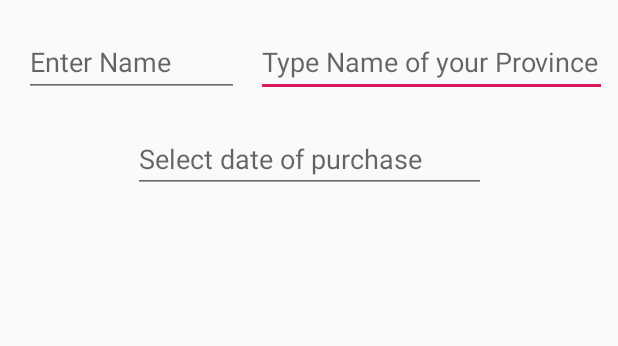
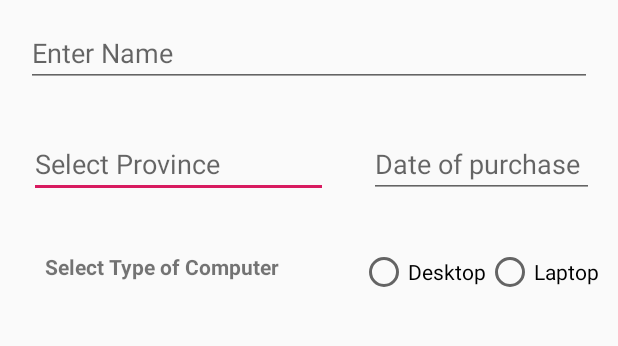
Before and after one commit to onlyrubal/TheShoppy, an Android app: the screen it shows after launch (MainActivity), on a phone screen of 412 x 824 dp, the part 158-504 px from its top. Run offline under Robolectric (Android 15) with nearby library versions, the phone set to English and light mode, and no system bars.

Commit message:
Setting the radio buttons

```diff
--- a/app/src/main/java/com/example/assignment1/MainActivity.java
+++ b/app/src/main/java/com/example/assignment1/MainActivity.java
@@ -10,6 +10,8 @@ import android.widget.ArrayAdapter;
 import android.widget.AutoCompleteTextView;
 import android.widget.DatePicker;
 import android.widget.EditText;
+import android.widget.RadioButton;
+import android.widget.Toast;
 
 import java.util.Calendar;
 
@@ -22,6 +24,7 @@ public class MainActivity extends AppCompatActivity {
 
     DatePickerDialog dobPicker;
     EditText editDate;
+    RadioButton rdDesk, rdLap;
 
     @Override
     protected void onCreate(Bundle savedInstanceState) {
@@ -59,6 +62,24 @@ public class MainActivity extends AppCompatActivity {
             }
         });
 
+        // Setting up the radio buttons for selecting the type of computer
+
+        rdDesk = (RadioButton)findViewById(R.id.rdDesktop);
+        rdLap = (RadioButton) findViewById(R.id.rdLaptop);
+
+    }
+
+    public void RdComputerClicked(View view){
+
+        String computerSelected = "Computer Selected";
+        if(rdLap.isChecked()) {
+            computerSelected = "Laptop";
+        }
+        if(rdDesk.isChecked()){
+            computerSelected = "Desktop";
+        }
+
+        Toast.makeText(getApplicationContext(), computerSelected, Toast.LENGTH_SHORT).show();
     }
 
 
--- a/app/src/main/res/layout/activity_main.xml
+++ b/app/src/main/res/layout/activity_main.xml
@@ -10,49 +10,89 @@
         android:id="@+id/txtAppTitle"
         android:layout_width="133dp"
         android:layout_height="33dp"
+        android:layout_marginTop="16dp"
         android:text="TheShoppy"
         android:textAlignment="center"
         android:textSize="24sp"
         android:textStyle="bold"
-        app:layout_constraintBottom_toBottomOf="parent"
-        app:layout_constraintLeft_toLeftOf="parent"
-        app:layout_constraintRight_toRightOf="parent"
-        app:layout_constraintTop_toTopOf="parent"
-        app:layout_constraintVertical_bias="0.022" />
+        app:layout_constraintEnd_toEndOf="parent"
+        app:layout_constraintStart_toStartOf="parent"
+        app:layout_constraintTop_toTopOf="parent" />
 
     <AutoCompleteTextView
         android:id="@+id/provinces_list"
-        android:layout_width="234dp"
-        android:layout_height="46dp"
-        android:layout_marginTop="68dp"
-        android:hint="Type Name of your Province"
-        app:layout_constraintEnd_toEndOf="parent"
-        app:layout_constraintHorizontal_bias="0.611"
-        app:layout_constraintStart_toEndOf="@+id/txtName"
-        app:layout_constraintTop_toTopOf="parent" />
+        android:layout_width="199dp"
+        android:layout_height="42dp"
+        android:layout_marginTop="32dp"
+        android:hint="Select Province"
+        app:layout_constraintEnd_toStartOf="@+id/date_of_purchase"
+        app:layout_constraintHorizontal_bias="0.413"
+        app:layout_constraintStart_toStartOf="parent"
+        app:layout_constraintTop_toBottomOf="@+id/txtName" />
 
     <EditText
         android:id="@+id/txtName"
-        android:layout_width="143dp"
-        android:layout_height="46dp"
-        android:layout_marginStart="16dp"
-        android:layout_marginTop="68dp"
+        android:layout_width="377dp"
+        android:layout_height="42dp"
+        android:layout_marginTop="16dp"
         android:ems="10"
         android:hint="Enter Name"
         android:inputType="textPersonName"
+        app:layout_constraintEnd_toEndOf="parent"
         app:layout_constraintStart_toStartOf="parent"
-        app:layout_constraintTop_toTopOf="parent" />
+        app:layout_constraintTop_toBottomOf="@+id/txtAppTitle" />
 
     <EditText
         android:id="@+id/date_of_purchase"
+        android:layout_width="150dp"
+        android:layout_height="42dp"
+        android:layout_marginTop="32dp"
+        android:layout_marginEnd="16dp"
         android:clickable="true"
-        android:layout_width="235dp"
-        android:layout_height="42dp"
-        android:layout_marginTop="22dp"
         android:ems="10"
-        android:hint="Select date of purchase"
+        android:hint="Date of purchase"
         android:inputType="date"
         app:layout_constraintEnd_toEndOf="parent"
+        app:layout_constraintTop_toBottomOf="@+id/txtName" />
+
+    <RadioGroup
+        android:id="@+id/rd_type_of_computer"
+        android:layout_width="wrap_content"
+        android:layout_height="wrap_content"
+        android:orientation="horizontal"
+        app:layout_constraintBottom_toBottomOf="parent"
+        app:layout_constraintEnd_toEndOf="parent"
+        app:layout_constraintHorizontal_bias="0.95"
+        app:layout_constraintStart_toStartOf="parent"
+        app:layout_constraintTop_toBottomOf="@+id/date_of_purchase"
+        app:layout_constraintVertical_bias="0.060000002">
+
+        <RadioButton
+            android:id="@+id/rdDesktop"
+            android:layout_width="wrap_content"
+            android:layout_height="match_parent"
+            android:onClick="RdComputerClicked"
+            android:text="Desktop" />
+
+        <RadioButton
+            android:id="@+id/rdLaptop"
+            android:layout_width="wrap_content"
+            android:layout_height="match_parent"
+            android:layout_weight="1"
+            android:onClick="RdComputerClicked"
+            android:text="Laptop" />
+    </RadioGroup>
+
+    <TextView
+        android:id="@+id/txtTypeOfComputer"
+        android:layout_width="178dp"
+        android:layout_height="24dp"
+        android:layout_marginTop="36dp"
+        android:text="Select Type of Computer"
+        android:textAlignment="center"
+        android:textStyle="bold"
+        app:layout_constraintEnd_toStartOf="@+id/rd_type_of_computer"
+        app:layout_constraintHorizontal_bias="0.316"
         app:layout_constraintStart_toStartOf="parent"
         app:layout_constraintTop_toBottomOf="@+id/provinces_list" />
 
```
